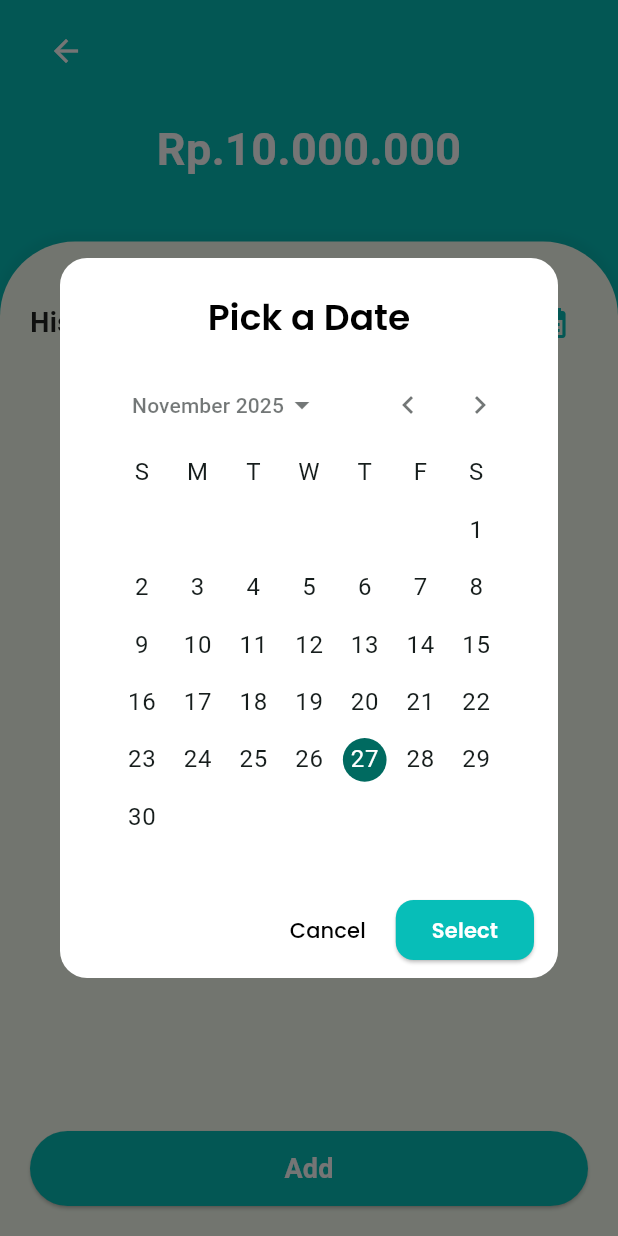
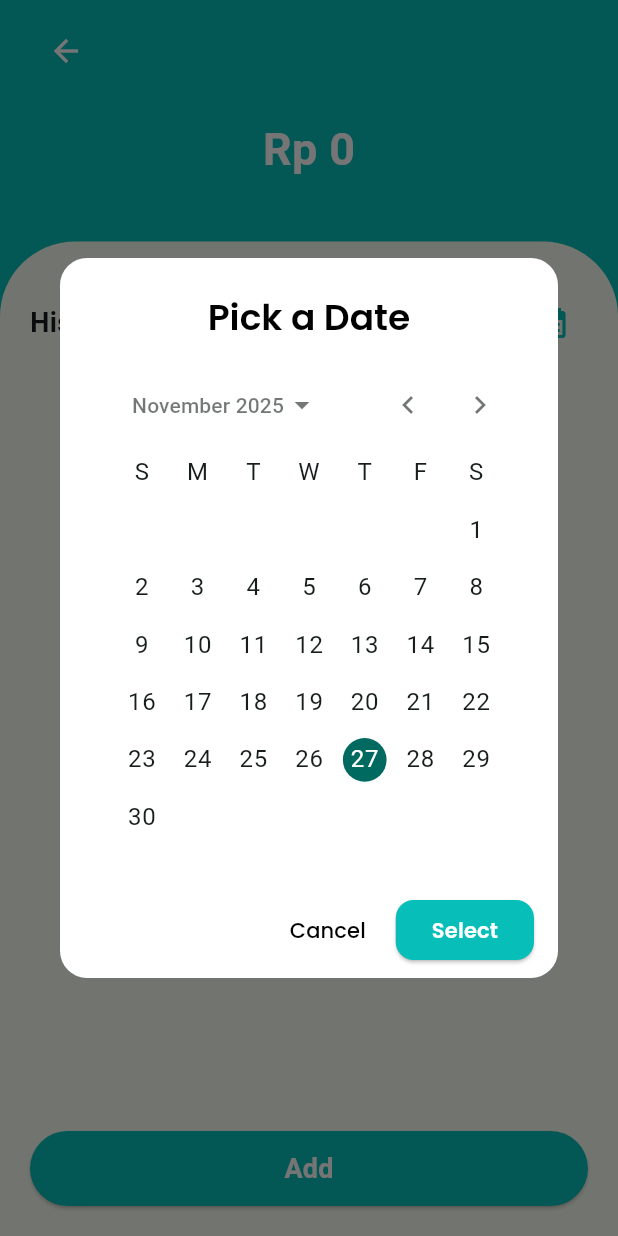
Before and after one commit to asyrafrzki/Dompetku-app, a Flutter app: the TransactionListPage screen opened directly with empty values, after a tap on the "calendar month" icon, on a phone screen of 412 x 824 dp. Run offline on Flutter 3.47's test engine with Material 3 defaults, Android fonts, the phone set to English and light mode, and no system bars; our stand-ins replace cloud_firestore, firebase_auth, firebase_core, google_fonts, table_calendar; accounts and stored records are empty.

Commit message:
fix: fix provider & list category

```diff
--- a/lib/presentation/pages/transactions/transaction_list_page.dart
+++ b/lib/presentation/pages/transactions/transaction_list_page.dart
@@ -1,5 +1,4 @@
 import 'package:dompetku/presentation/pages/transactions/add_transaction_page.dart';
-import 'package:dompetku/presentation/widgets/delete_confirmation_dialog.dart';
 import 'package:dompetku/presentation/widgets/date_picker_calender.dart';
 import 'package:dompetku/providers/transaction_provider.dart';
 import 'package:flutter/material.dart';
@@ -23,37 +22,34 @@ class TransactionListPage extends StatelessWidget {
     const Color secondaryColor = Color(0xFFF8FFF2);
 
     final provider = Provider.of<TransactionProvider>(context);
-
-    // Ambil semua transaksi dari provider (real-time)
     final all = provider.transactions;
 
-    // Filternya sesuai requirement:
     List<Map<String, dynamic>> filtered = [];
 
     final bool isGoalsPage = categoryName == "Goals";
     final bool isIncomePage = categoryName == "Income" || isIncome == true;
 
+    // ==================================
+    // FILTER TRANSAKSI
+    // ==================================
     if (isGoalsPage) {
-      filtered = all.where((t) => (t['type'] ?? '') == 'goal_progress').toList();
+      filtered =
+          all.where((t) => t['type'] == 'goal_progress').toList();
     } else if (isIncomePage) {
-      filtered = all.where((t) => (t['type'] ?? '') == 'income').toList();
+      filtered = all.where((t) => t['type'] == 'income').toList();
     } else {
-      // kategori biasa: filter berdasarkan categoryName field
-      filtered = all.where((t) => (t['categoryName'] ?? '') == categoryName).toList();
+      filtered =
+          all.where((t) => t['categoryName'] == categoryName).toList();
     }
 
-    // Optional: urutkan berdasarkan timestamp desc (jika ada)
+    // sort by timestamp
     filtered.sort((a, b) {
       final ta = a['timestamp'];
       final tb = b['timestamp'];
       if (ta == null || tb == null) return 0;
-      try {
-        final da = (ta as Timestamp).toDate();
-        final db = (tb as Timestamp).toDate();
-        return db.compareTo(da);
-      } catch (e) {
-        return 0;
-      }
+      return (tb as Timestamp)
+          .toDate()
+          .compareTo((ta as Timestamp).toDate());
     });
 
     return Scaffold(
@@ -74,71 +70,62 @@ class TransactionListPage extends StatelessWidget {
                   topLeft: Radius.circular(50),
                   topRight: Radius.circular(50),
                 ),
-                boxShadow: [
-                  BoxShadow(
-                    color: Colors.black.withOpacity(0.05),
-                    spreadRadius: 2,
-                    blurRadius: 5,
-                    offset: const Offset(0, -3),
-                  ),
-                ],
               ),
               child: ListView(
-                padding: const EdgeInsets.symmetric(horizontal: 20, vertical: 30),
+                padding:
+                const EdgeInsets.symmetric(horizontal: 20, vertical: 30),
                 children: [
-                  // Header row (month / calendar)
                   if (!isGoalsPage)
                     Row(
                       mainAxisAlignment: MainAxisAlignment.spaceBetween,
                       children: [
                         const Text(
                           'History',
-                          style: TextStyle(fontSize: 18, fontWeight: FontWeight.bold, color: Colors.black87),
+                          style: TextStyle(
+                              fontSize: 18, fontWeight: FontWeight.bold),
                         ),
                         IconButton(
                           onPressed: () async {
-                            final selectedDate = await showDialog(
+                            await showDialog(
                               context: context,
                               builder: (_) => const DatePickerCalendar(),
                             );
-
-                            if (selectedDate != null) {
-                              ScaffoldMessenger.of(context).showSnackBar(
-                                SnackBar(
-                                  content: Text("Selected: ${selectedDate.day}-${selectedDate.month}-${selectedDate.year}"),
-                                ),
-                              );
-                            }
                           },
-                          icon: const Icon(Icons.calendar_month, color: primaryColor),
+                          icon: const Icon(Icons.calendar_month,
+                              color: primaryColor),
                         ),
                       ],
                     ),
 
                   const SizedBox(height: 10),
 
-                  // Empty state
                   if (filtered.isEmpty)
                     Center(
                       child: Padding(
                         padding: const EdgeInsets.only(top: 40),
                         child: Text(
                           "Belum ada transaksi",
-                          style: TextStyle(color: Colors.grey[700], fontWeight: FontWeight.w600),
+                          style: TextStyle(
+                              color: Colors.grey[700],
+                              fontWeight: FontWeight.w600),
                         ),
                       ),
                     ),
 
-                  // List dari database (real)
                   ...filtered.map(
                         (t) {
                       final String id = t['id'] ?? '';
-                      final String name = (t['description'] ?? t['categoryName'] ?? '-').toString();
+                      final String name = (t['description'] ??
+                          t['categoryName'] ??
+                          '-')
+                          .toString();
                       final String date = (t['date'] ?? '-').toString();
-                      final String amount = (t['amount']?.toString() ?? '0');
-                      final bool income = (t['isIncome'] == true) || ((t['type'] ?? '') == 'income');
+                      final double amount =
+                      (t['amount'] ?? 0).toDouble();
+                      final bool income = t['type'] == 'income';
 
                       return _TransactionItem(
+                        id: id,
                         name: name,
                         date: date,
                         amount: amount,
@@ -147,7 +134,7 @@ class TransactionListPage extends StatelessWidget {
                         onDelete: () => _confirmDelete(context, id),
                       );
                     },
-                  ).toList(),
+                  ),
                 ],
               ),
             ),
@@ -155,9 +142,12 @@ class TransactionListPage extends StatelessWidget {
         ],
       ),
 
-      // Tombol Add tetap seperti semula
+      // ==================================
+      // TOMBOL ADD — LANGSUNG TERIMA CATEGORY
+      // ==================================
       bottomNavigationBar: Container(
-        padding: const EdgeInsets.only(bottom: 20, left: 20, right: 20),
+        padding:
+        const EdgeInsets.only(bottom: 20, left: 20, right: 20),
         color: secondaryColor,
         child: SizedBox(
           height: 50,
@@ -165,18 +155,25 @@ class TransactionListPage extends StatelessWidget {
             onPressed: () {
               Navigator.push(
                 context,
-                MaterialPageRoute(builder: (context) => AddTransactionPage(isGoals: isGoalsPage)),
+                MaterialPageRoute(
+                  builder: (context) => AddTransactionPage(
+                    isGoals: isGoalsPage,
+                    selectedCategoryName: categoryName, // <<< penting
+                  ),
+                ),
               );
             },
             style: ElevatedButton.styleFrom(
               backgroundColor: primaryColor,
               shape: RoundedRectangleBorder(
-                borderRadius: BorderRadius.circular(25),
-              ),
+                  borderRadius: BorderRadius.circular(25)),
             ),
             child: Text(
               isGoalsPage ? "Add Progress" : 'Add',
-              style: const TextStyle(fontSize: 18, color: Colors.white, fontWeight: FontWeight.bold),
+              style: const TextStyle(
+                  fontSize: 18,
+                  color: Colors.white,
+                  fontWeight: FontWeight.bold),
             ),
           ),
         ),
@@ -184,11 +181,10 @@ class TransactionListPage extends StatelessWidget {
     );
   }
 
-  // Konfirmasi & hapus dokumen di Firestore
   void _confirmDelete(BuildContext context, String id) {
     if (id.isEmpty) {
-      // tidak bisa hapus tanpa id
-      ScaffoldMessenger.of(context).showSnackBar(const SnackBar(content: Text("ID transaksi tidak ditemukan.")));
+      ScaffoldMessenger.of(context).showSnackBar(
+          const SnackBar(content: Text("ID transaksi tidak ditemukan.")));
       return;
     }
 
@@ -197,29 +193,36 @@ class TransactionListPage extends StatelessWidget {
       builder: (ctx) {
         return AlertDialog(
           title: const Text("Hapus transaksi"),
-          content: const Text("Yakin ingin menghapus transaksi ini?"),
+          content:
+          const Text("Yakin ingin menghapus transaksi ini?"),
           actions: [
-            TextButton(onPressed: () => Navigator.pop(ctx), child: const Text("Batal")),
+            TextButton(
+                onPressed: () => Navigator.pop(ctx),
+                child: const Text("Batal")),
             TextButton(
               onPressed: () async {
-                Navigator.pop(ctx); // tutup dialog dulu
+                Navigator.pop(ctx);
                 try {
                   final user = FirebaseAuth.instance.currentUser;
-                  if (user == null) throw "Pengguna tidak terautentikasi.";
-
                   await FirebaseFirestore.instance
                       .collection("users")
-                      .doc(user.uid)
+                      .doc(user!.uid)
                       .collection("transactions")
                       .doc(id)
                       .delete();
 
-                  ScaffoldMessenger.of(context).showSnackBar(const SnackBar(content: Text("Transaksi dihapus.")));
+                  ScaffoldMessenger.of(context).showSnackBar(
+                    const SnackBar(content: Text("Transaksi dihapus.")),
+                  );
                 } catch (e) {
-                  ScaffoldMessenger.of(context).showSnackBar(SnackBar(content: Text("Gagal hapus: $e")));
+                  ScaffoldMessenger.of(context).showSnackBar(
+                    SnackBar(
+                        content: Text("Gagal hapus: $e")),
+                  );
                 }
               },
-              child: const Text("Hapus", style: TextStyle(color: Colors.red)),
+              child: const Text("Hapus",
+                  style: TextStyle(color: Colors.red)),
             ),
           ],
         );
@@ -228,9 +231,9 @@ class TransactionListPage extends StatelessWidget {
   }
 }
 
-// ---------------------------
-// Header section & transaction item (sama seperti yang kamu punya)
-// ---------------------------
+// =============================================
+// HEADER
+// =============================================
 class _HeaderSection extends StatelessWidget {
   final Color primaryColor;
   final String title;
@@ -244,6 +247,8 @@ class _HeaderSection extends StatelessWidget {
 
   @override
   Widget build(BuildContext context) {
+    final provider = Provider.of<TransactionProvider>(context);
+
     const Color secondaryColor = Color(0xFFF8FFF2);
 
     return Container(
@@ -258,33 +263,52 @@ class _HeaderSection extends StatelessWidget {
         children: [
           Row(
             children: [
-              IconButton(icon: const Icon(Icons.arrow_back, color: Colors.white), onPressed: () => Navigator.pop(context)),
+              IconButton(
+                  icon: const Icon(Icons.arrow_back, color: Colors.white),
+                  onPressed: () => Navigator.pop(context)),
               Expanded(
                 child: Center(
-                  child: Text(title, style: const TextStyle(fontSize: 20, fontWeight: FontWeight.bold, color: Colors.white)),
+                  child: Text(
+                    title,
+                    style: const TextStyle(
+                        fontSize: 20,
+                        fontWeight: FontWeight.bold,
+                        color: Colors.white),
+                  ),
                 ),
               ),
               const SizedBox(width: 48),
             ],
           ),
           const SizedBox(height: 20),
+
+          // Goals tidak punya total uang
           title == "Goals"
               ? Container(
             width: double.infinity,
             padding: const EdgeInsets.all(20),
-            decoration: BoxDecoration(color: secondaryColor, borderRadius: BorderRadius.circular(20)),
-            child: Column(
+            decoration: BoxDecoration(
+                color: secondaryColor,
+                borderRadius: BorderRadius.circular(20)),
+            child: const Column(
               crossAxisAlignment: CrossAxisAlignment.start,
               children: [
-                const Text("Progress History", style: TextStyle(fontSize: 18, fontWeight: FontWeight.bold)),
-                const SizedBox(height: 8),
-                const Text("Riwayat progress goals ditampilkan di bawah."),
+                Text("Progress History",
+                    style: TextStyle(
+                        fontSize: 18,
+                        fontWeight: FontWeight.bold)),
+                SizedBox(height: 8),
+                Text("Riwayat progress goals ditampilkan di bawah."),
               ],
             ),
           )
-              : const Text(
-            'Rp.10.000.000',
-            style: TextStyle(fontSize: 30, fontWeight: FontWeight.bold, color: Colors.white),
+              : Text(
+            provider.formatCurrency(
+                provider.totalForCategory(title, isIncome)),
+            style: const TextStyle(
+                fontSize: 30,
+                fontWeight: FontWeight.bold,
+                color: Colors.white),
           ),
         ],
       ),
@@ -292,18 +316,20 @@ class _HeaderSection extends StatelessWidget {
   }
 }
 
-// ============================
-//       LIST ITEM BIASA
-// ============================
+// =============================================
+// ITEM TRANSAKSI
+// =============================================
 class _TransactionItem extends StatelessWidget {
+  final String id;
   final String name;
   final String date;
-  final String amount;
+  final double amount;
   final bool isIncome;
   final Color primaryColor;
   final VoidCallback onDelete;
 
   const _TransactionItem({
+    required this.id,
     required this.name,
     required this.date,
     required this.amount,
@@ -314,32 +340,65 @@ class _TransactionItem extends StatelessWidget {
 
   @override
   Widget build(BuildContext context) {
+    final provider =
+    Provider.of<TransactionProvider>(context, listen: false);
+
     return Padding(
       padding: const EdgeInsets.symmetric(vertical: 10),
       child: Container(
         padding: const EdgeInsets.all(15),
-        decoration: BoxDecoration(color: Colors.white, borderRadius: BorderRadius.circular(15), boxShadow: [
-          BoxShadow(color: Colors.black.withOpacity(0.05), blurRadius: 5, offset: const Offset(0, 3)),
-        ]),
+        decoration: BoxDecoration(
+          color: Colors.white,
+          borderRadius: BorderRadius.circular(15),
+          boxShadow: [
+            BoxShadow(
+                color: Colors.black.withOpacity(0.05),
+                blurRadius: 5,
+                offset: const Offset(0, 3)),
+          ],
+        ),
         child: Row(
           children: [
             Container(
               padding: const EdgeInsets.all(10),
-              decoration: BoxDecoration(color: primaryColor.withOpacity(0.1), borderRadius: BorderRadius.circular(10)),
-              child: Icon(isIncome ? Icons.attach_money : Icons.shopping_bag, color: primaryColor),
+              decoration: BoxDecoration(
+                  color: primaryColor.withOpacity(0.1),
+                  borderRadius: BorderRadius.circular(10)),
+              child: Icon(
+                  isIncome
+                      ? Icons.attach_money
+                      : Icons.shopping_bag,
+                  color: primaryColor),
             ),
             const SizedBox(width: 15),
+
             Expanded(
-              child: Column(crossAxisAlignment: CrossAxisAlignment.start, children: [
-                Text(name, style: const TextStyle(fontWeight: FontWeight.bold, fontSize: 16)),
-                Text(date, style: const TextStyle(color: Colors.grey, fontSize: 12)),
-              ]),
+              child: Column(
+                crossAxisAlignment: CrossAxisAlignment.start,
+                children: [
+                  Text(name,
+                      style: const TextStyle(
+                          fontWeight: FontWeight.bold, fontSize: 16)),
+                  Text(date,
+                      style: const TextStyle(
+                          color: Colors.grey, fontSize: 12)),
+                ],
+              ),
             ),
+
             Text(
-              (isIncome ? '+' : '-') + amount,
-              style: TextStyle(fontWeight: FontWeight.bold, fontSize: 16, color: isIncome ? primaryColor : Colors.red),
+              (isIncome ? "+" : "-") +
+                  provider.formatCurrency(amount),
+              style: TextStyle(
+                fontWeight: FontWeight.bold,
+                fontSize: 16,
+                color: isIncome ? primaryColor : Colors.red,
+              ),
             ),
-            IconButton(onPressed: onDelete, icon: const Icon(Icons.delete, color: Colors.red)),
+
+            IconButton(
+                onPressed: onDelete,
+                icon: const Icon(Icons.delete, color: Colors.red)),
           ],
         ),
       ),
--- a/lib/providers/transaction_provider.dart
+++ b/lib/providers/transaction_provider.dart
@@ -1,6 +1,7 @@
 import 'package:flutter/material.dart';
 import 'package:firebase_auth/firebase_auth.dart';
 import 'package:cloud_firestore/cloud_firestore.dart';
+import 'package:intl/intl.dart';
 
 class TransactionProvider with ChangeNotifier {
   final FirebaseAuth _auth = FirebaseAuth.instance;
@@ -26,7 +27,6 @@ class TransactionProvider with ChangeNotifier {
   // LOAD DATA dari Firebase
   void loadTransactions() {
     final user = _auth.currentUser;
-
     if (user == null) return;
 
     _firestore
@@ -45,6 +45,85 @@ class TransactionProvider with ChangeNotifier {
 
       notifyListeners();
     });
+  }
+
+  // ===============================
+  // FORMAT CURRENCY
+  // ===============================
+  String formatCurrency(double number) {
+    final formatter = NumberFormat.currency(
+      locale: "id_ID",
+      symbol: "Rp ",
+      decimalDigits: 0,
+    );
+    return formatter.format(number);
+  }
+
+  // ===============================
+  // TOTAL BALANCE
+  // ===============================
+  double get totalBalance {
+    double sum = 0;
+    for (var t in transactions) {
+      double amount = (t['amount'] ?? 0).toDouble();
+      if (t['type'] == 'income') {
+        sum += amount;
+      } else {
+        sum -= amount;
+      }
+    }
+    return sum;
+  }
+
+  // ===============================
+  // TOTAL INCOME
+  // ===============================
+  double get totalIncome {
+    double sum = 0;
+    for (var t in transactions) {
+      if (t['type'] == 'income') {
+        sum += (t['amount'] ?? 0).toDouble();
+      }
+    }
+    return sum;
+  }
+
+  // ===============================
+  // TOTAL EXPENSE BY CATEGORY
+  // ===============================
+  double totalExpenseForCategory(String category) {
+    double sum = 0;
+    for (var t in transactions) {
+      if (t['categoryName'] == category && t['type'] != 'income') {
+        sum += (t['amount'] ?? 0).toDouble();
+      }
+    }
+    return sum;
+  }
+
+  // ===============================
+  // TOTAL INCOME BY CATEGORY
+  // ===============================
+  double totalIncomeForCategory(String category) {
+    double sum = 0;
+    for (var t in transactions) {
+      if (t['categoryName'] == category && t['type'] == 'income') {
+        sum += (t['amount'] ?? 0).toDouble();
+      }
+    }
+    return sum;
+  }
+
+  // ===============================
+  // UNIVERSAL: TOTAL BY CATEGORY
+  // dipakai UI kamu: provider.totalForCategory(title, isIncome)
+  // ===============================
+  double totalForCategory(String category, bool isIncome) {
+    if (isIncome) {
+      return totalIncomeForCategory(category);
+    } else {
+      return totalExpenseForCategory(category);
+    }
   }
 
   // ===============================
@@ -68,9 +147,7 @@ class TransactionProvider with ChangeNotifier {
     final double amount =
         double.tryParse(amountString.replaceAll(",", ".")) ?? 0;
 
-    // ====== TYPE LOGIC ======
     String transactionType = "expense"; // default
-
     if (category["isGoals"] == true) {
       transactionType = "goal_progress";
     } else if (category["isIncome"] == true) {
@@ -89,9 +166,7 @@ class TransactionProvider with ChangeNotifier {
       'timestamp': FieldValue.serverTimestamp(),
     };
 
-    if (goalId != null) {
-      data['goalId'] = goalId;
-    }
+    if (goalId != null) data['goalId'] = goalId;
 
     try {
       await _firestore
@@ -102,9 +177,6 @@ class TransactionProvider with ChangeNotifier {
 
       _setSaving(false);
       return null;
-    } on FirebaseException catch (e) {
-      _setSaving(false);
-      return e.message;
     } catch (e) {
       _setSaving(false);
       return "Terjadi kesalahan: $e";
```
Also changed, not shown: lib/presentation/pages/transactions/add_transaction_page.dart (+26 -17 lines).
